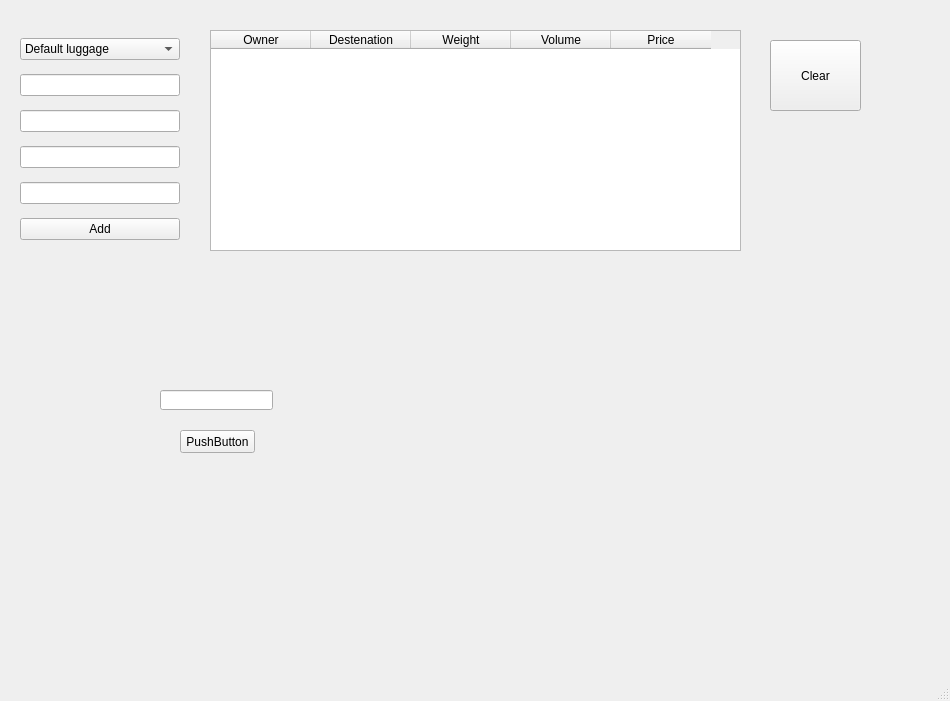
First picture: the form in mainwindow.ui, repository EverlaststingRolich/KURS, before the edit.
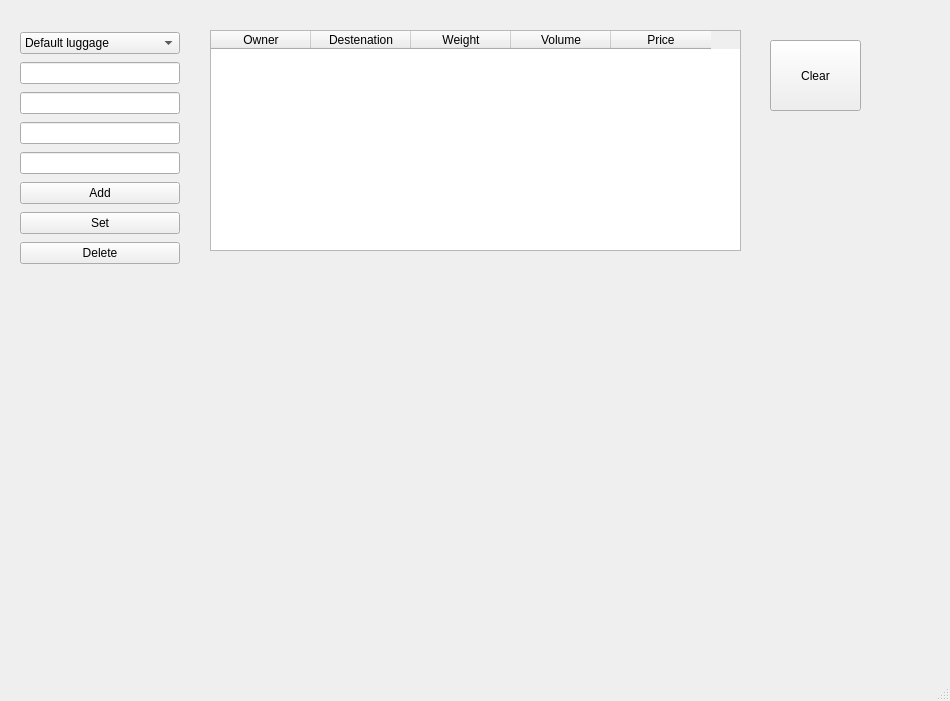
Second picture: the form after the edit.

```diff
--- a/mainwindow.ui
+++ b/mainwindow.ui
@@ -55,7 +55,7 @@
       <x>20</x>
       <y>30</y>
       <width>160</width>
-      <height>221</height>
+      <height>241</height>
      </rect>
     </property>
     <layout class="QVBoxLayout" name="verticalLayout_3">
@@ -92,31 +92,22 @@
        </property>
       </widget>
      </item>
+     <item>
+      <widget class="QPushButton" name="setButton">
+       <property name="text">
+        <string>Set</string>
+       </property>
+      </widget>
+     </item>
+     <item>
+      <widget class="QPushButton" name="delButton">
+       <property name="text">
+        <string>Delete</string>
+       </property>
+      </widget>
+     </item>
     </layout>
    </widget>
-   <widget class="QPushButton" name="pushButton">
-    <property name="geometry">
-     <rect>
-      <x>180</x>
-      <y>430</y>
-      <width>75</width>
-      <height>23</height>
-     </rect>
-    </property>
-    <property name="text">
-     <string>PushButton</string>
-    </property>
-   </widget>
-   <widget class="QLineEdit" name="test">
-    <property name="geometry">
-     <rect>
-      <x>160</x>
-      <y>390</y>
-      <width>113</width>
-      <height>20</height>
-     </rect>
-    </property>
-   </widget>
    <widget class="QPushButton" name="clear">
     <property name="geometry">
      <rect>
```
